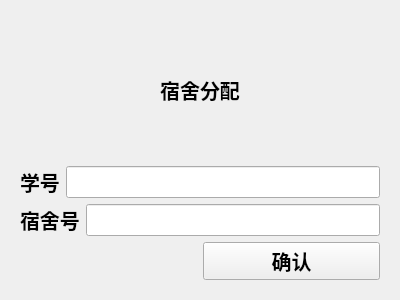
Before: the Qt Designer form ui/dormitoryManagement.ui in JGSU-SoftwareEngineering/UtilityManagementSystem, drawn with Qt 5.
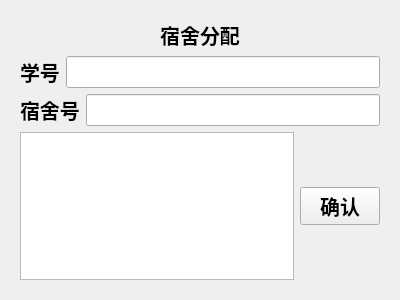
After: the same form once the commit is applied. Custom widgets are drawn as their Qt base class.

Diff of the .ui file:
```diff
--- a/ui/dormitoryManagement.ui
+++ b/ui/dormitoryManagement.ui
@@ -92,18 +92,7 @@
        <item>
         <layout class="QHBoxLayout" name="horizontalLayout_6">
          <item>
-          <widget class="QLabel" name="labelOfAllocationInfo">
-           <property name="font">
-            <font>
-             <pointsize>15</pointsize>
-             <weight>75</weight>
-             <bold>true</bold>
-            </font>
-           </property>
-           <property name="text">
-            <string/>
-           </property>
-          </widget>
+          <widget class="QTableWidget" name="infoOfAllocation"/>
          </item>
          <item>
           <widget class="QPushButton" name="btnOfAllocate">
```
Left out of the diff: 6 changed lines with no effect on the pictures.
